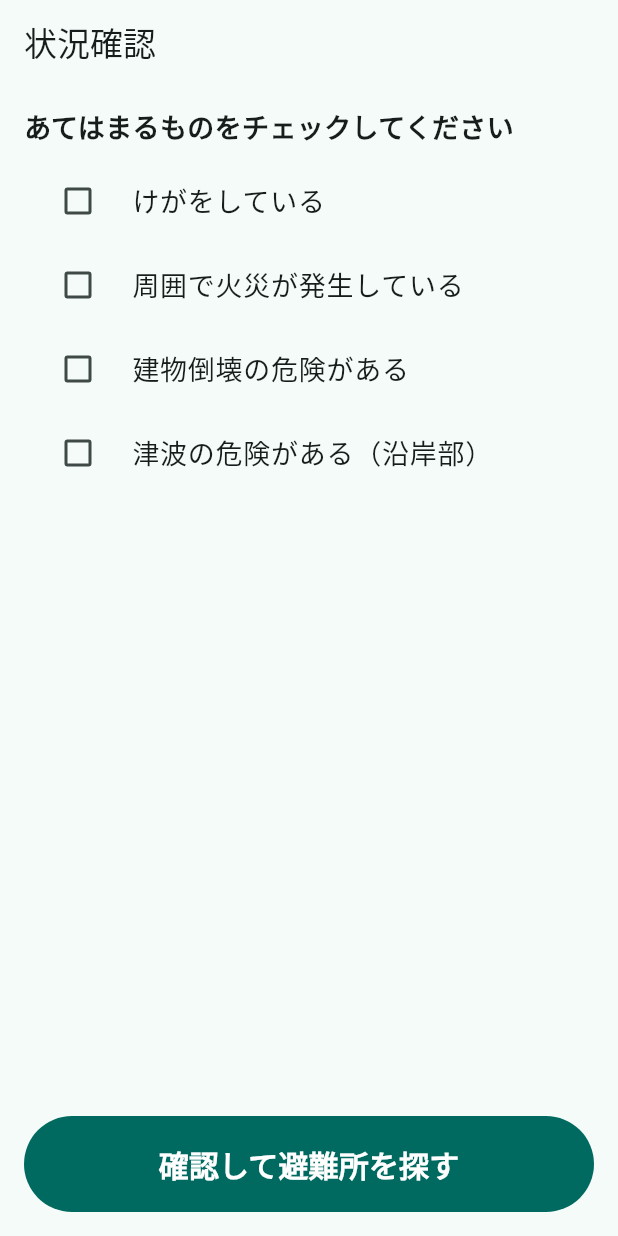
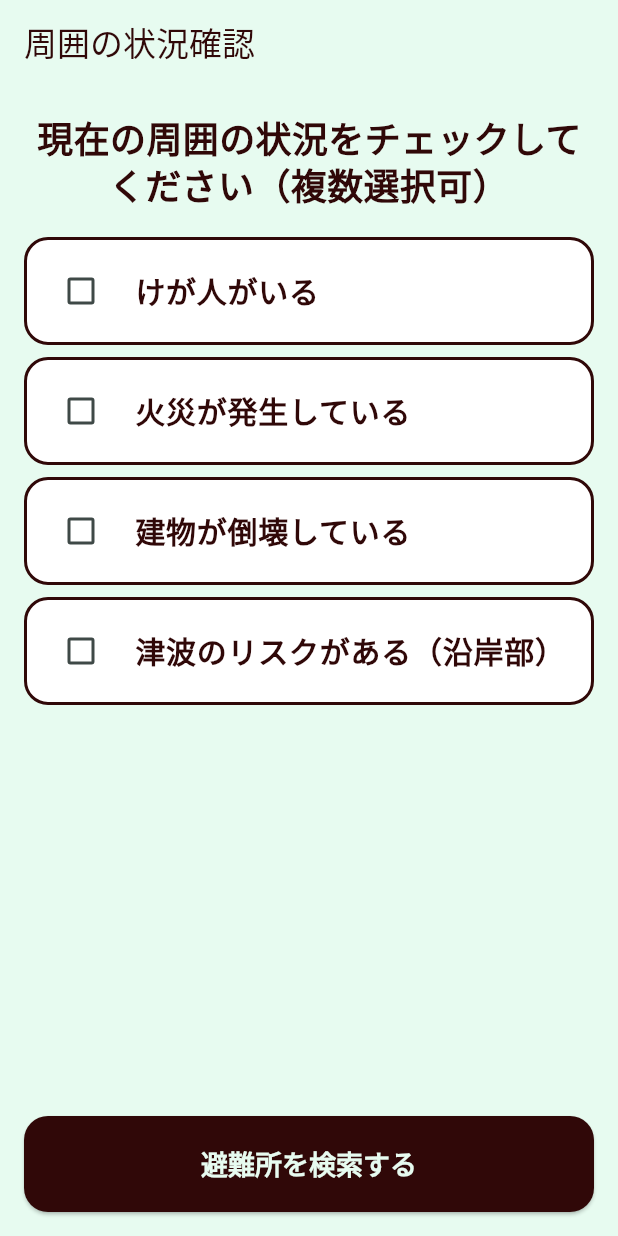
Before and after one commit to DanGaRa215/2026_muds_hackathon, a Flutter app: the EewScreen screen opened directly, after a tap on "揺れが収まった", on a phone screen of 412 x 824 dp. Run offline on Flutter 3.47's test engine with Material 3 defaults, Android fonts, the light colour scheme and no system bars; our stand-ins replace image_picker, sqflite; accounts and stored records are empty.

Commit message:
緊急時避難フロー（状況確認・避難所提案）のUI画面構築と画面遷移の接続

```diff
--- a/bosai_app/lib/screens/eew_screen.dart
+++ b/bosai_app/lib/screens/eew_screen.dart
@@ -43,7 +43,7 @@ class _EewScreenState extends State<EewScreen> {
   void _goNext() {
     if (!mounted) return;
     Navigator.of(context).pushReplacement(
-      MaterialPageRoute(builder: (_) => const StatusCheckScreen()),
+      MaterialPageRoute(builder: (_) => const SituationCheckPage()),
     );
   }
 
--- a/bosai_app/lib/screens/status_check_screen.dart
+++ b/bosai_app/lib/screens/status_check_screen.dart
@@ -2,76 +2,144 @@ import 'package:flutter/material.dart';
 
 import 'shelter_card_screen.dart';
 
-/// 状況確認画面（設計書 §3: チェックボックス×4のみ・1画面完結）
-class StatusCheckScreen extends StatefulWidget {
-  const StatusCheckScreen({super.key});
+class SituationCheckPage extends StatefulWidget {
+  const SituationCheckPage({super.key});
 
   @override
-  State<StatusCheckScreen> createState() => _StatusCheckScreenState();
+  State<SituationCheckPage> createState() => _SituationCheckPageState();
 }
 
-class _StatusCheckScreenState extends State<StatusCheckScreen> {
-  // key: injury / fire / collapse / tsunami
-  final Map<String, bool> _checks = {
-    'injury': false,
-    'fire': false,
-    'collapse': false,
-    'tsunami': false,
+class StatusCheckScreen extends SituationCheckPage {
+  const StatusCheckScreen({super.key});
+}
+
+class _SituationOption {
+  const _SituationOption(this.key, this.label);
+
+  final String key;
+  final String label;
+}
+
+class _SituationCheckPageState extends State<SituationCheckPage> {
+  static const Color _backgroundColor = Color(0xFFE7FBF0);
+  static const Color _textColor = Color(0xFF300808);
+  static const Color _buttonColor = Color(0xFF300808);
+
+  static const List<_SituationOption> _options = [
+    _SituationOption('injury', 'けが人がいる'),
+    _SituationOption('fire', '火災が発生している'),
+    _SituationOption('collapse', '建物が倒壊している'),
+    _SituationOption('tsunami', '津波のリスクがある（沿岸部）'),
+  ];
+
+  final List<bool> _selected = List<bool>.filled(_options.length, false);
+
+  Set<String> _selectedSituation() {
+    return {
+      for (var index = 0; index < _options.length; index++)
+        if (_selected[index]) _options[index].key,
     };
-
-  static const _labels = {
-    'injury': 'けがをしている',
-    'fire': '周囲で火災が発生している',
-    'collapse': '建物倒壊の危険がある',
-    'tsunami': '津波の危険がある（沿岸部）',
-  };
+  }
 
   @override
   Widget build(BuildContext context) {
     return Scaffold(
+      backgroundColor: _backgroundColor,
       appBar: AppBar(
-        title: const Text('状況確認'),
+        backgroundColor: _backgroundColor,
+        foregroundColor: _textColor,
+        title: const Text('周囲の状況確認'),
         automaticallyImplyLeading: false,
       ),
-      body: Padding(
-        padding: const EdgeInsets.all(16),
+      body: SafeArea(
+        child: Padding(
+          padding: const EdgeInsets.fromLTRB(16, 20, 16, 16),
           child: Column(
             crossAxisAlignment: CrossAxisAlignment.stretch,
             children: [
-            const Text(
-              'あてはまるものをチェックしてください',
-              style: TextStyle(fontSize: 18, fontWeight: FontWeight.bold),
-            ),
-            const SizedBox(height: 8),
-            ..._checks.keys.map(
-              (key) => CheckboxListTile(
-                value: _checks[key],
-                title: Text(_labels[key]!,
-                    style: const TextStyle(fontSize: 18)),
-                controlAffinity: ListTileControlAffinity.leading,
-                onChanged: (v) => setState(() => _checks[key] = v ?? false),
+              const Padding(
+                padding: EdgeInsets.only(bottom: 20),
+                child: Text(
+                  '現在の周囲の状況をチェックしてください（複数選択可）',
+                  textAlign: TextAlign.center,
+                  style: TextStyle(
+                    color: _textColor,
+                    fontSize: 24,
+                    fontWeight: FontWeight.bold,
+                    height: 1.3,
                   ),
                 ),
-            const Spacer(),
-            FilledButton(
-              style: FilledButton.styleFrom(
-                minimumSize: const Size.fromHeight(64),
               ),
-              onPressed: () {
-                final situation = _checks.entries
-                    .where((e) => e.value)
-                    .map((e) => e.key)
-                    .toSet();
-                Navigator.of(context).pushReplacement(
-                  MaterialPageRoute(
-                    builder: (_) => ShelterCardScreen(situation: situation),
+              Expanded(
+                child: ListView.separated(
+                  itemCount: _options.length,
+                  separatorBuilder: (_, __) => const SizedBox(height: 8),
+                  itemBuilder: (context, index) {
+                    final option = _options[index];
+                    return Container(
+                      decoration: BoxDecoration(
+                        color: Colors.white,
+                        border: Border.all(color: _textColor, width: 2),
+                        borderRadius: BorderRadius.circular(16),
+                      ),
+                      child: CheckboxListTile(
+                        value: _selected[index],
+                        activeColor: _buttonColor,
+                        checkColor: _backgroundColor,
+                        controlAffinity: ListTileControlAffinity.leading,
+                        contentPadding: const EdgeInsets.symmetric(
+                          horizontal: 16,
+                          vertical: 6,
+                        ),
+                        title: Text(
+                          option.label,
+                          style: const TextStyle(
+                            color: _textColor,
+                            fontSize: 20,
+                            fontWeight: FontWeight.bold,
+                          ),
+                        ),
+                        onChanged: (value) {
+                          setState(() {
+                            _selected[index] = value ?? false;
+                          });
+                        },
                       ),
                     );
                   },
-              child: const Text('確認して避難所を探す',
-                  style: TextStyle(fontSize: 20, fontWeight: FontWeight.bold)),
+                ),
               ),
             ],
+          ),
+        ),
+      ),
+      bottomNavigationBar: SafeArea(
+        minimum: const EdgeInsets.fromLTRB(16, 0, 16, 16),
+        child: SizedBox(
+          height: 64,
+          child: ElevatedButton(
+            style: ElevatedButton.styleFrom(
+              backgroundColor: _buttonColor,
+              foregroundColor: _backgroundColor,
+              textStyle: const TextStyle(
+                fontSize: 18,
+                fontWeight: FontWeight.bold,
+              ),
+              shape: RoundedRectangleBorder(
+                borderRadius: BorderRadius.circular(16),
+              ),
+            ),
+            onPressed: () {
+              Navigator.of(context).push(
+                MaterialPageRoute(
+                  builder: (_) => ShelterProposalPage(
+                    situation: _selectedSituation(),
+                  ),
+                ),
+              );
+            },
+            child: const Text('避難所を検索する'),
+          ),
         ),
       ),
     );
```
Also changed, not shown: bosai_app/lib/screens/home_screen.dart (+9 -1 lines), bosai_app/lib/screens/shelter_card_screen.dart (+95 -87 lines). Lines whose indentation alone changed are shown as unchanged.
